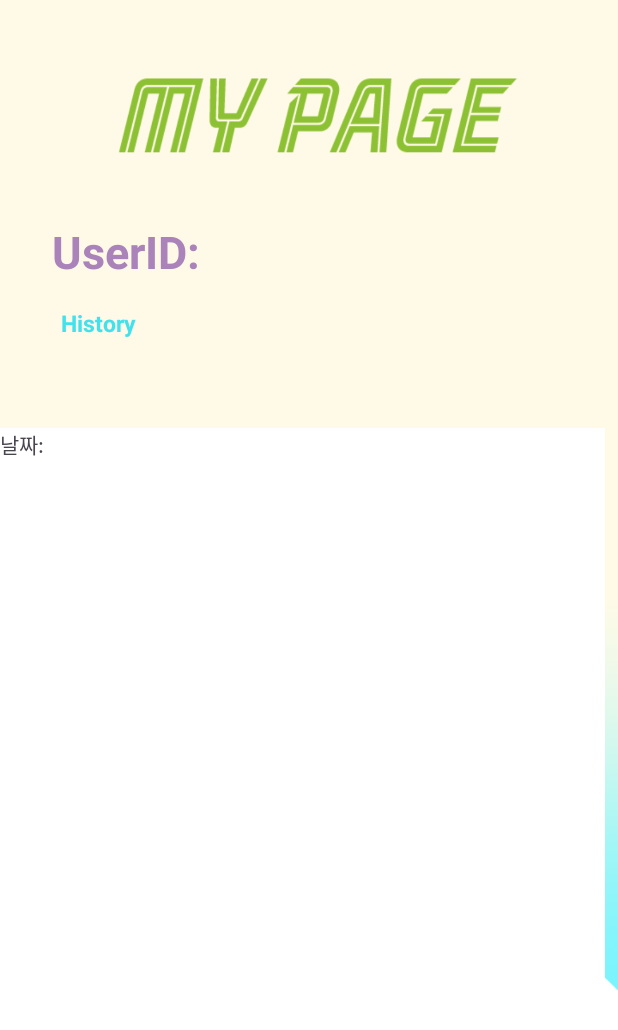
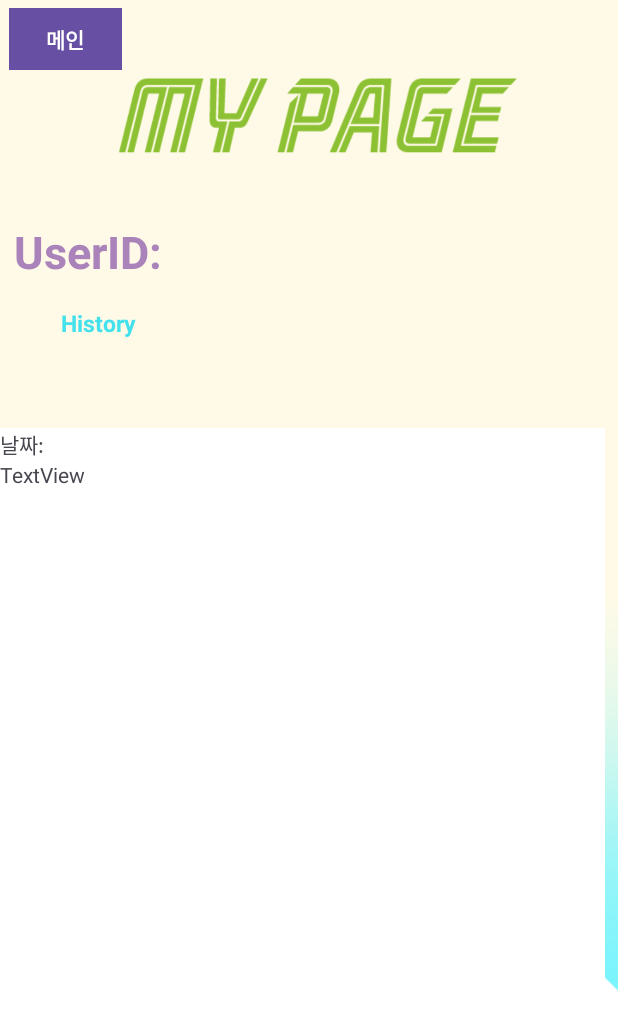
Before and after one commit to A-Magic-Conch/MagicConch_Android, an Android app: the Mypage screen opened directly, with no data from a screen before it, on a phone screen of 412 x 824 dp. Shown: the top 1030 px of the screen. Run offline under Robolectric (Android 15) with nearby library versions, the phone set to English and light mode, and no system bars; our stand-ins replace Firebase (no records; nobody signed in at launch, a user with empty details on screens opened directly).

Commit message:
수정(#2)

```diff
--- a/app/build.gradle.kts
+++ b/app/build.gradle.kts
@@ -39,6 +39,7 @@ dependencies {
     implementation("androidx.constraintlayout:constraintlayout:2.1.4")
     implementation("com.google.android.gms:play-services-auth:20.7.0")
     implementation("com.google.firebase:firebase-auth:22.3.0")
+    implementation("com.google.firebase:firebase-auth")
     testImplementation("junit:junit:4.13.2")
     androidTestImplementation("androidx.test.ext:junit:1.1.5")
     androidTestImplementation("androidx.test.espresso:espresso-core:3.5.1")
--- a/app/src/main/AndroidManifest.xml
+++ b/app/src/main/AndroidManifest.xml
@@ -12,10 +12,9 @@
         android:supportsRtl="true"
         android:theme="@style/Theme.MagicConch"
         tools:targetApi="31">
-        <activity android:name=".Mypage" android:exported="true"/>
         <activity
             android:name=".MainPage"
-            android:exported="false" />
+            android:exported="true" />
         <activity
             android:name=".Login"
             android:exported="true" />
@@ -28,6 +27,7 @@
                 <category android:name="android.intent.category.LAUNCHER" />
             </intent-filter>
         </activity>
+        <activity android:name=".Mypage" android:exported="true"/>
     </application>
 
 </manifest>
--- a/app/src/main/java/com/android/magicconch/Mypage.java
+++ b/app/src/main/java/com/android/magicconch/Mypage.java
@@ -1,7 +1,11 @@
 package com.android.magicconch;
 
 import androidx.appcompat.app.AppCompatActivity;
+
+import android.content.Intent;
+import android.content.SharedPreferences;
 import android.os.Bundle;
+import android.view.View;
 import android.widget.TextView;
 import android.widget.Toast;
 
@@ -9,23 +13,26 @@ import com.google.firebase.auth.FirebaseAuth;
 import com.google.firebase.auth.FirebaseUser;
 
 public class Mypage extends AppCompatActivity {
-
     @Override
     protected void onCreate(Bundle savedInstanceState) {
         super.onCreate(savedInstanceState);
         setContentView(R.layout.activity_mypage);
 
-        FirebaseUser user = FirebaseAuth.getInstance().getCurrentUser();
-        if (user != null) {
-            String name = user.getDisplayName();
-            TextView name1=(TextView) findViewById(R.id.name1);
-            name1.setText(name);
-        } else {
-            Toast.makeText(getApplicationContext(),"로그인해주세요.",Toast.LENGTH_SHORT).show();
+        // 사용자 정보를 SharedPreferences에서 불러와서 표시
+        SharedPreferences preferences = getSharedPreferences("user_info", MODE_PRIVATE);
+        String userEmail = preferences.getString("email", ""); // "email" 키를 사용하여 이메일을 불러옴
 
-        }
+// 사용자 정보를 화면에 표시
+        TextView emailTextView = findViewById(R.id.name1);
+        emailTextView.setText(userEmail);
 
+        findViewById(R.id.button).setOnClickListener(new View.OnClickListener() {
+            @Override
+            public void onClick(View v) {
+                Intent intent = new Intent(Mypage.this, MainPage.class); // Login은 이동하려는 액티비티의 클래스 이름
+                startActivity(intent);
+            }
+        });
 
     }
-
 }
--- a/app/src/main/res/layout/activity_mypage.xml
+++ b/app/src/main/res/layout/activity_mypage.xml
@@ -4,7 +4,8 @@
     xmlns:tools="http://schemas.android.com/tools"
     android:layout_width="match_parent"
     android:layout_height="match_parent"
-    android:background="@drawable/mypage_text">
+    android:background="@drawable/mypage_text"
+    android:foregroundTint="#A982B9">
 
     <TextView
         android:id="@+id/textView"
@@ -16,7 +17,7 @@
         android:textSize="30dp"
         android:textStyle="bold"
         app:layout_constraintBottom_toBottomOf="parent"
-        app:layout_constraintEnd_toEndOf="parent"
+        app:layout_constraintEnd_toStartOf="@+id/name1"
         app:layout_constraintHorizontal_bias="0.113"
         app:layout_constraintStart_toStartOf="parent"
         app:layout_constraintTop_toTopOf="parent"
@@ -26,16 +27,18 @@
         android:id="@+id/name1"
         android:layout_width="wrap_content"
         android:layout_height="wrap_content"
+        android:accessibilityHeading="false"
+        android:gravity="left"
         android:text="TextView"
         android:textColor="#AA83BA"
-        android:textSize="25dp"
+        android:textSize="15dp"
         android:textStyle="bold"
         app:layout_constraintBottom_toBottomOf="parent"
         app:layout_constraintEnd_toEndOf="parent"
-        app:layout_constraintHorizontal_bias="0.46"
+        app:layout_constraintHorizontal_bias="0.461"
         app:layout_constraintStart_toStartOf="parent"
         app:layout_constraintTop_toTopOf="parent"
-        app:layout_constraintVertical_bias="0.195" />
+        app:layout_constraintVertical_bias="0.201" />
 
     <TextView
         android:id="@+id/textView2"
@@ -53,6 +56,7 @@
         app:layout_constraintVertical_bias="0.255" />
 
     <ScrollView
+        android:id="@+id/scrollView2"
         android:layout_width="407dp"
         android:layout_height="485dp"
         android:layout_marginBottom="80px"
@@ -76,9 +80,29 @@
                 android:layout_width="match_parent"
                 android:layout_height="wrap_content"
                 android:text="날짜: " />
+
+            <TextView
+                android:id="@+id/textView3"
+                android:layout_width="match_parent"
+                android:layout_height="wrap_content"
+                android:text="TextView" />
         </LinearLayout>
 
     </ScrollView>
 
+    <Button
+        android:id="@+id/button"
+        android:layout_width="75dp"
+        android:layout_height="41dp"
+        android:background="#A982B9"
+        android:text="메인"
+        android:textStyle="bold"
+        app:layout_constraintBottom_toBottomOf="parent"
+        app:layout_constraintEnd_toEndOf="parent"
+        app:layout_constraintHorizontal_bias="0.017"
+        app:layout_constraintStart_toStartOf="parent"
+        app:layout_constraintTop_toTopOf="parent"
+        app:layout_constraintVertical_bias="0.007" />
+
 
 </androidx.constraintlayout.widget.ConstraintLayout>
--- a/app/src/main/res/values/strings.xml
+++ b/app/src/main/res/values/strings.xml
@@ -1,5 +1,6 @@
 <resources>
     <string name="app_name">magicConch</string>
-    <string name="android_key">818751609513-omild9bujrc177boudfct6tq6ri9eqtd.apps.googleusercontent.com</string>
+    <string name="android_key1">818751609513-omild9bujrc177boudfct6tq6ri9eqtd.apps.googleusercontent.com</string>
+    <string name="android_key2">818751609513-6bbbpv0mua29395up9kjlrq3aevibf73.apps.googleusercontent.com</string>
     <string name="web_key">818751609513-52frdq7e8kqi03o20ntjplc77gt8ggue.apps.googleusercontent.com</string>
 </resources>
```
Also changed, not shown: app/src/main/java/com/android/magicconch/Login.java (+18 -2 lines).
